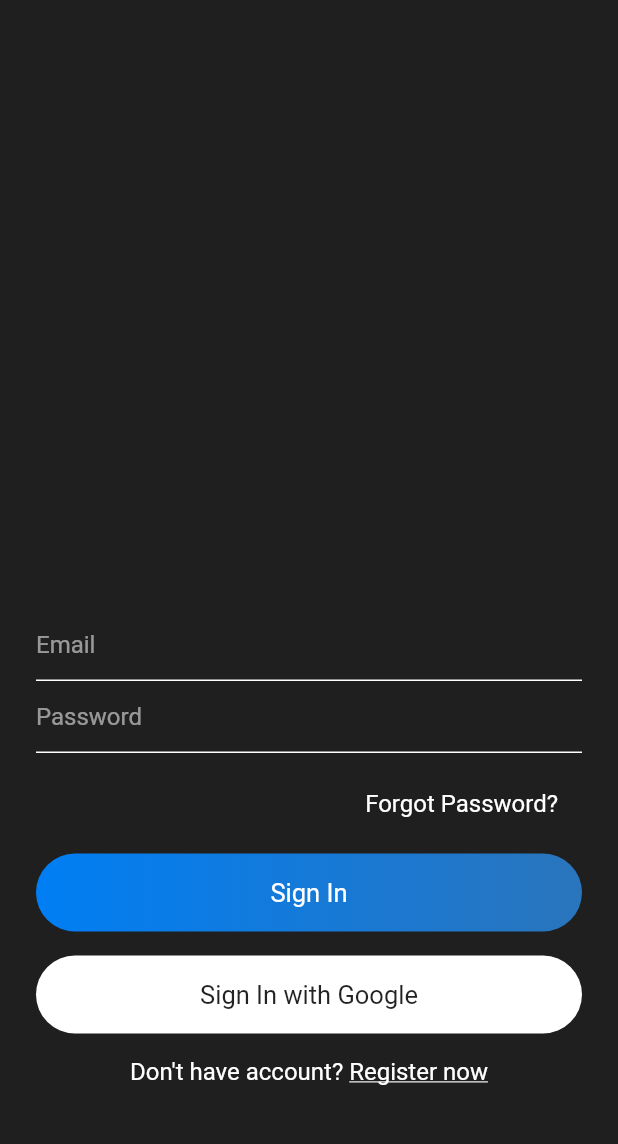
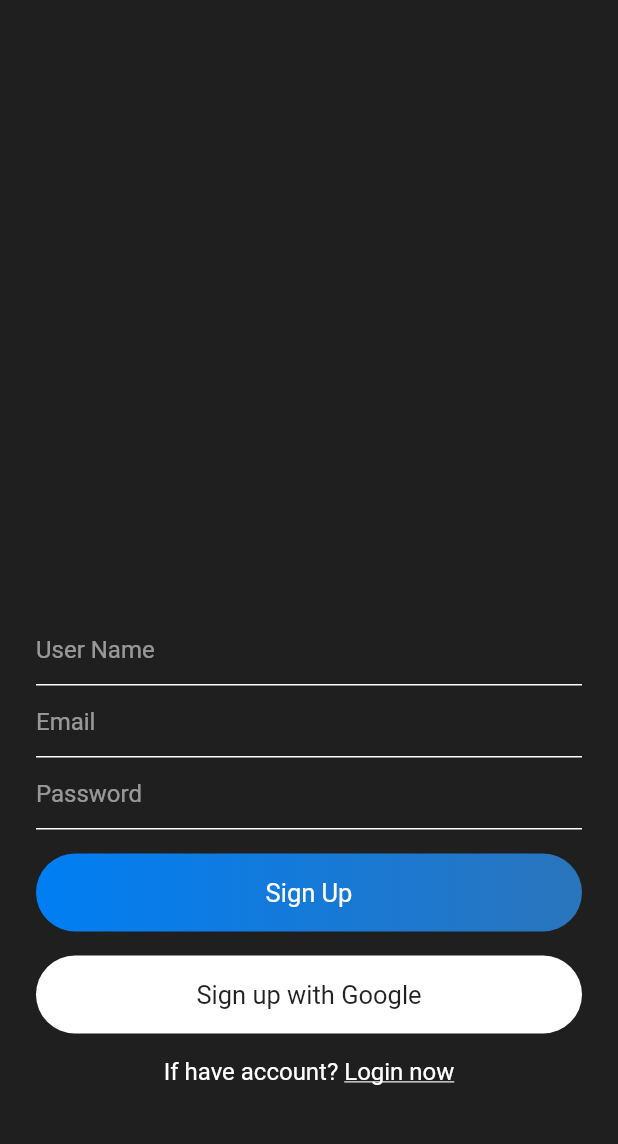
Before and after one commit to TawhidHassan/flutter-chat-app, a Flutter app: the screen it shows after launch, on a phone screen of 412 x 824 dp, the part 84-1228 px from its top. Run offline on Flutter 3.47's test engine with Material 2 defaults, Android fonts, the phone set to English and light mode, and no system bars.

```diff
--- a/lib/main.dart
+++ b/lib/main.dart
@@ -1,5 +1,6 @@
 import 'package:flutter/material.dart';
 import 'package:flutter_chat_app/views/sigin.dart';
+import 'package:flutter_chat_app/views/signup.dart';
 
 void main() {
   runApp(MyApp());
@@ -17,7 +18,7 @@ class MyApp extends StatelessWidget {
         primarySwatch: Colors.blue,
         visualDensity: VisualDensity.adaptivePlatformDensity,
       ),
-      home: SignIn(),
+      home: SignUp(),
     );
   }
 }
--- a/lib/views/signup.dart
+++ b/lib/views/signup.dart
@@ -0,0 +1,117 @@
+import 'package:flutter/material.dart';
+import 'package:flutter_chat_app/widgets/widget.dart';
+
+import 'forgetpassword.dart';
+
+class SignUp extends StatefulWidget {
+  @override
+  _SignUpState createState() => _SignUpState();
+}
+
+class _SignUpState extends State<SignUp> {
+  TextEditingController emailEditingController = new TextEditingController();
+  TextEditingController passwordEditingController = new TextEditingController();
+  TextEditingController usernameEditingController = new TextEditingController();
+  @override
+  Widget build(BuildContext context) {
+    return Scaffold(
+        appBar: appBarMain(context),
+        body: SingleChildScrollView(
+          child: Container(
+            height: MediaQuery.of(context).size.height-50,
+            alignment: Alignment.bottomCenter,
+            child: Container(
+              padding: EdgeInsets.symmetric(horizontal: 24),
+              child: Column(
+                mainAxisSize: MainAxisSize.min,
+                children: [
+                  TextField(
+                    controller: usernameEditingController,
+                      decoration: textFieldInputDecoration("User Name") ,
+                      style: simpleTextStyle()
+                  ),TextField(
+                    controller: emailEditingController,
+                      decoration: textFieldInputDecoration("Email") ,
+                      style: simpleTextStyle()
+                  ),TextField(
+                    controller: passwordEditingController,
+                      decoration: textFieldInputDecoration("Password") ,
+                      style: simpleTextStyle()
+                  ),
+
+                  SizedBox(
+                    height: 16,
+                  ),
+                  GestureDetector(
+                    onTap: () {
+                      // signIn();
+                    },
+                    child: Container(
+                      padding: EdgeInsets.symmetric(vertical: 16),
+                      decoration: BoxDecoration(
+                          borderRadius: BorderRadius.circular(30),
+                          gradient: LinearGradient(
+                            colors: [
+                              const Color(0xff007EF4),
+                              const Color(0xff2A75BC)
+                            ],
+                          )),
+                      width: MediaQuery.of(context).size.width,
+                      child: Text(
+                        "Sign Up",
+                        style: biggerTextStyle(),
+                        textAlign: TextAlign.center,
+                      ),
+                    ),
+                  ),
+                  SizedBox(
+                    height: 16,
+                  ),
+                  Container(
+                    padding: EdgeInsets.symmetric(vertical: 16),
+                    decoration: BoxDecoration(
+                        borderRadius: BorderRadius.circular(30),
+                        color: Colors.white),
+                    width: MediaQuery.of(context).size.width,
+                    child: Text(
+                      "Sign up with Google",
+                      style:
+                      TextStyle(fontSize: 17, color: Colors.black87),
+                      textAlign: TextAlign.center,
+                    ),
+                  ),
+                  SizedBox(
+                    height: 16,
+                  ),
+                  Row(
+                    mainAxisAlignment: MainAxisAlignment.center,
+                    children: [
+                      Text(
+                        "If have account? ",
+                        style: simpleTextStyle(),
+                      ),
+                      GestureDetector(
+                        onTap: () {
+                          // widget.toggleView();
+                        },
+                        child: Text(
+                          "Login now",
+                          style: TextStyle(
+                              color: Colors.white,
+                              fontSize: 16,
+                              decoration: TextDecoration.underline),
+                        ),
+                      ),
+                    ],
+                  ),
+                  SizedBox(
+                    height: 50,
+                  )
+                ],
+              ),
+            ),
+          ),
+        ),
+    );
+  }
+}
```
Also changed, not shown: 3 other files.
